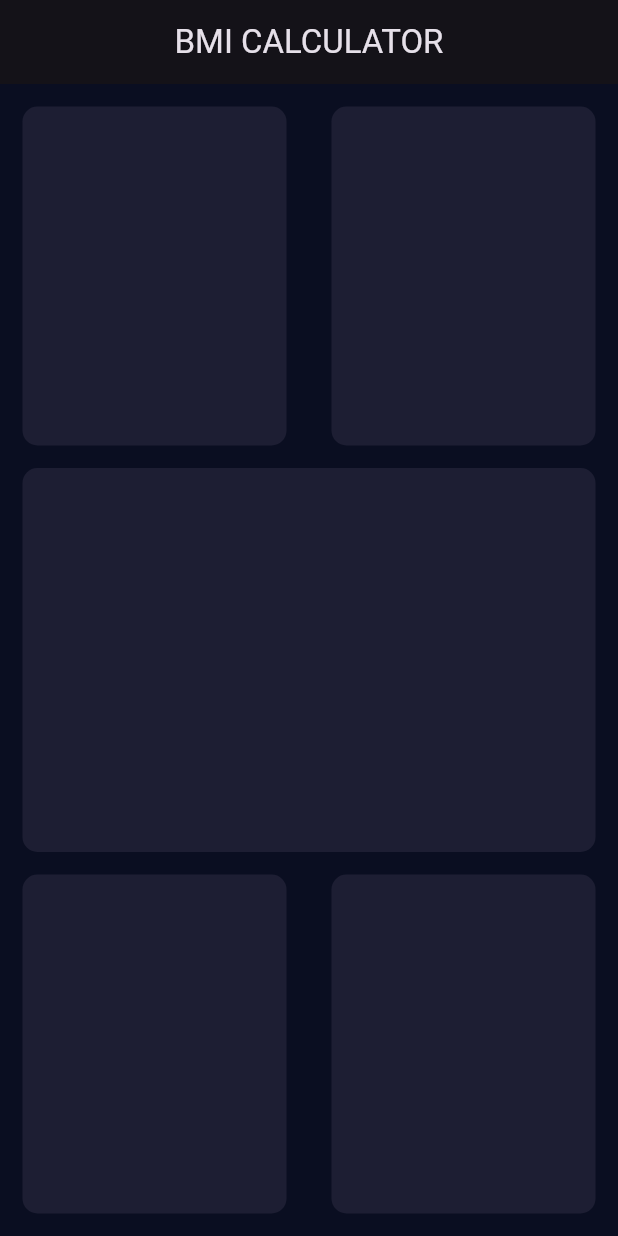
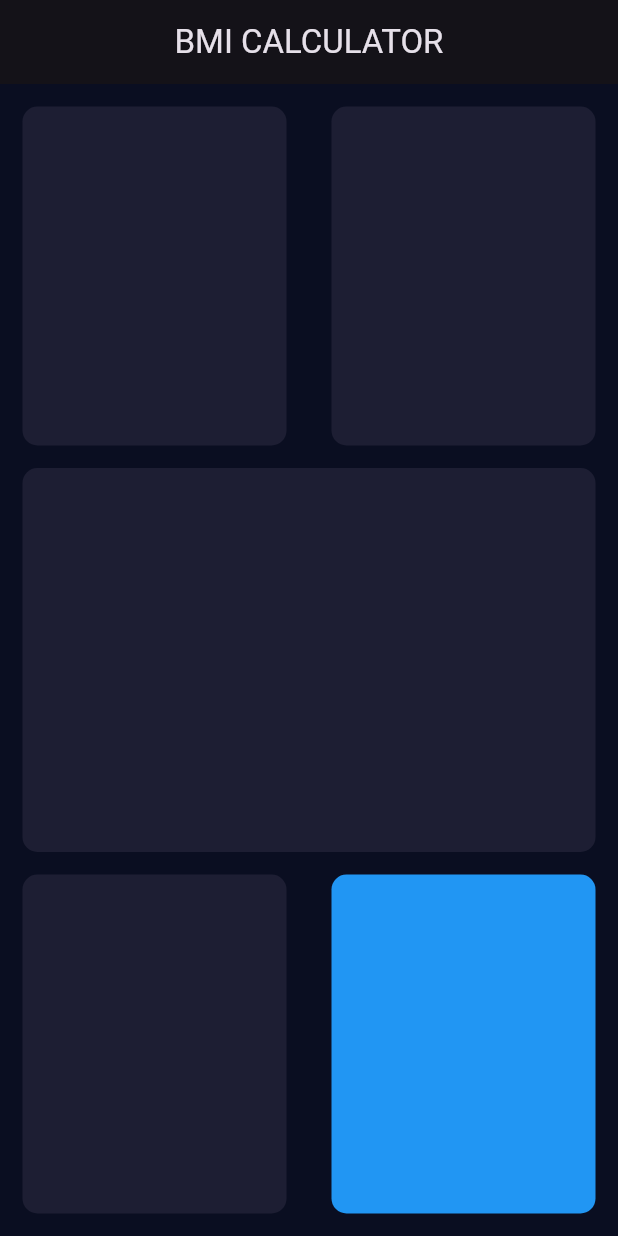
Before and after one commit to MuhammadAbdullah771/FlutterProjects, a Flutter app: the screen it shows after launch, on a phone screen of 412 x 824 dp. Run offline on Flutter 3.47's test engine with Material 3 defaults, Android fonts, the phone set to English and light mode, and no system bars; our stand-ins replace csv, flutter_local_notifications, pdf, permission_handler, share_plus, shared_preferences and 2 more; accounts and stored records are empty.

Commit message:
Video 4 Part 3 BMI Refactor
Refactor the Container Code which is repeatedly used.

```diff
--- a/bmi_app/lib/input_page.dart
+++ b/bmi_app/lib/input_page.dart
@@ -1,4 +1,30 @@
 import 'package:flutter/material.dart';
+
+class RepeatContainerCode extends StatelessWidget {
+  final EdgeInsetsGeometry? padding;
+  final Widget? child;
+  final Color? color;
+
+  const RepeatContainerCode({
+    this.padding,
+    this.child,
+    this.color,
+  });
+
+  @override
+  Widget build(BuildContext context) {
+    return Padding(
+      padding: padding ?? EdgeInsets.all(15.0),
+      child: Container(
+        decoration: BoxDecoration(
+          color: color ?? Color(0xFF1D1E33),
+          borderRadius: BorderRadius.circular(10.0),
+        ),
+        child: child,
+      ),
+    );
+  }
+}
 
 class InputPage extends StatefulWidget {
   const InputPage({super.key});
@@ -22,65 +48,27 @@ class _InputPageState extends State<InputPage> {
               child: Row(
                 children: [
                   Expanded(
-                    child: Padding(
-                      padding: EdgeInsets.all(15.0),
-                      child: Container(
-                        decoration: BoxDecoration(
-                          color: Color(0xFF1D1E33),
-                          borderRadius: BorderRadius.circular(10.0),
-                        ),
-                      ),
-                    ),
+                    child: RepeatContainerCode(),
                   ),
                   Expanded(
-                    child: Padding(
-                      padding: EdgeInsets.all(15.0),
-                      child: Container(
-                        decoration: BoxDecoration(
-                          color: Color(0xFF1D1E33),
-                          borderRadius: BorderRadius.circular(10.0),
-                        ),
-                      ),
-                    ),
+                    child: RepeatContainerCode(),
                   ),
                 ],
               ),
             ),
             Expanded(
-              child: Padding(
+              child: RepeatContainerCode(
                 padding: EdgeInsets.symmetric(horizontal: 15.0),
-                child: Container(
-                  decoration: BoxDecoration(
-                    color: Color(0xFF1D1E33),
-                    borderRadius: BorderRadius.circular(10.0),
-                  ),
-                ),
               ),
             ),
             Expanded(
               child: Row(
                 children: [
                   Expanded(
-                    child: Padding(
-                      padding: EdgeInsets.all(15.0),
-                      child: Container(
-                        decoration: BoxDecoration(
-                          color: Color(0xFF1D1E33),
-                          borderRadius: BorderRadius.circular(10.0),
-                        ),
-                      ),
-                    ),
+                    child: RepeatContainerCode(),
                   ),
                   Expanded(
-                    child: Padding(
-                      padding: EdgeInsets.all(15.0),
-                      child: Container(
-                        decoration: BoxDecoration(
-                          color: Color(0xFF1D1E33),
-                          borderRadius: BorderRadius.circular(10.0),
-                        ),
-                      ),
-                    ),
+                    child: RepeatContainerCode(color: Colors.blue),
                   ),
                 ],
               ),
```
